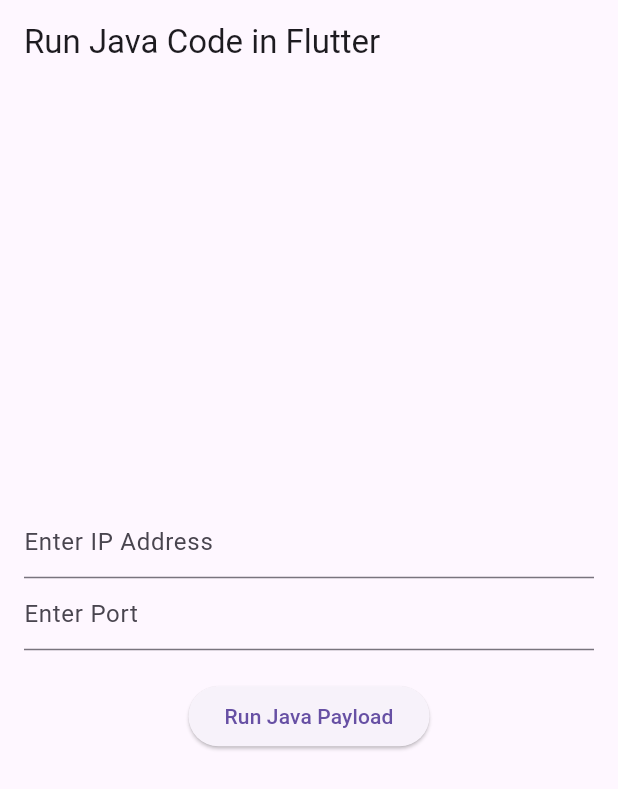
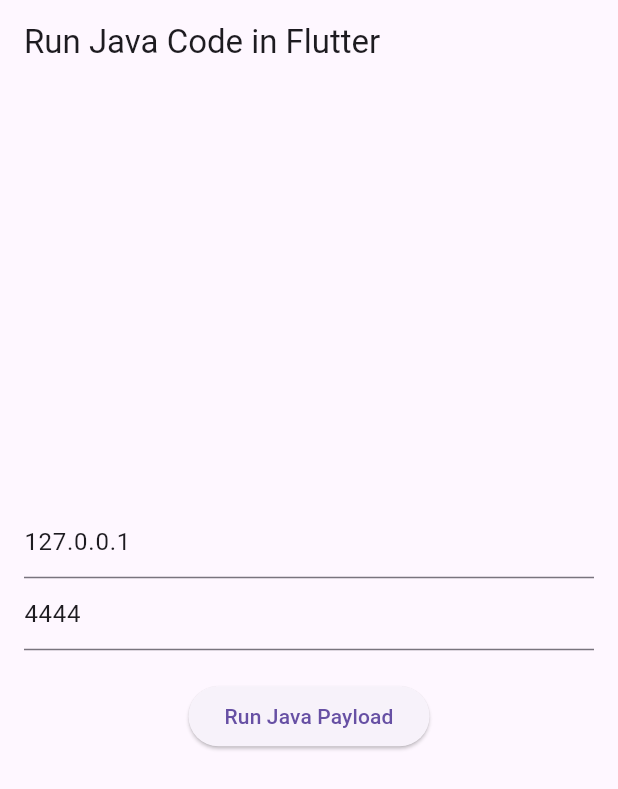
Before and after one commit to swatiai11414/shellapk, a Flutter app: the screen it shows after launch, on a phone screen of 412 x 824 dp. Shown: the top 789 px of the screen. Run offline on Flutter 3.47's test engine with Material 3 defaults, Android fonts, the phone set to English and light mode, and no system bars.

Commit message:
Update main.dart

```diff
--- a/lib/main.dart
+++ b/lib/main.dart
@@ -24,10 +24,10 @@ class MyHomePage extends StatefulWidget {
 }
 
 class _MyHomePageState extends State<MyHomePage> {
-  static const platform = MethodChannel('com.example.java_in_flutter/reverse_shell');
+  static const platform = MethodChannel('com.example.helloworld/reverse_shell');
 
-  TextEditingController ipController = TextEditingController();
-  TextEditingController portController = TextEditingController();
+  TextEditingController ipController = TextEditingController(text: '127.0.0.1'); // Default IP
+  TextEditingController portController = TextEditingController(text: '4444');   // Default Port
   String result = '';
 
   Future<void> runJavaPayload(String ip, int port) async {
```
